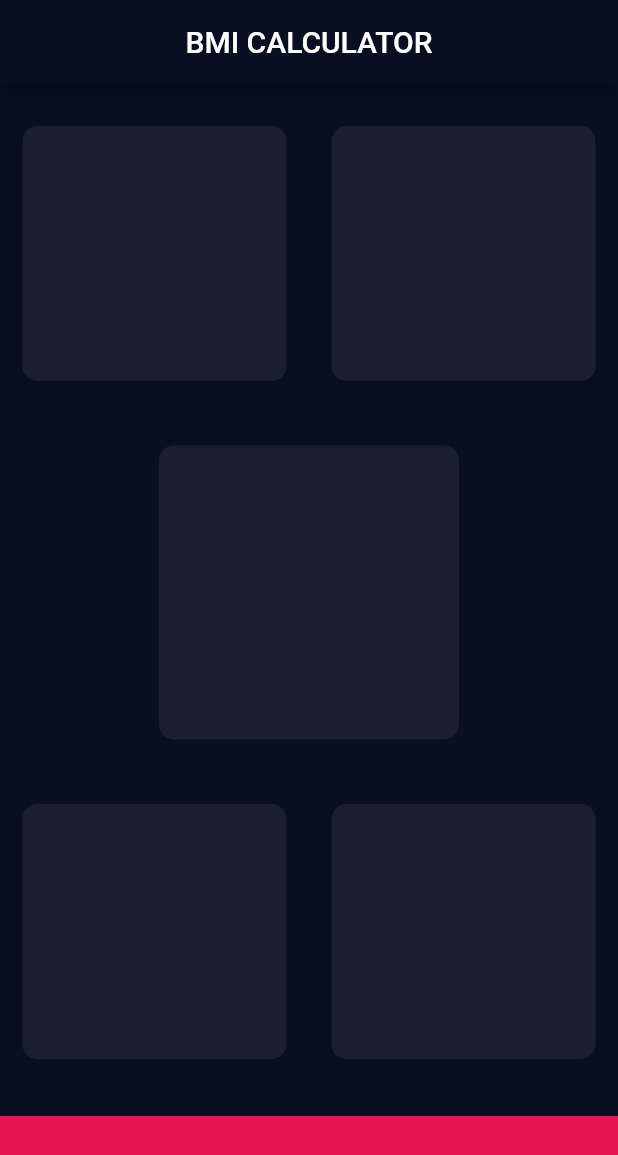
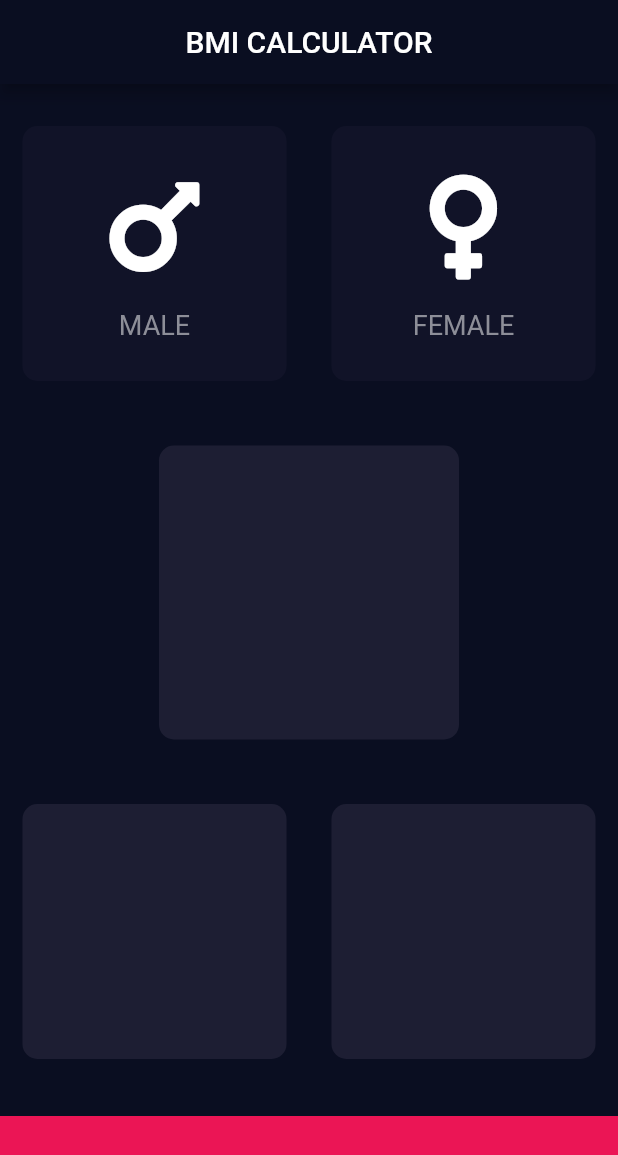
Before and after one commit to thidaswezin1/BMICalculator, a Flutter app: the screen it shows after launch, on a phone screen of 412 x 824 dp. Shown: the top 1155 px of the screen. Run offline on Flutter 3.47's test engine with Material 2 defaults, Android fonts, the phone set to English and light mode, and no system bars; our stand-ins replace font_awesome_flutter.

Commit message:
add gender

```diff
--- a/lib/ui/home_page.dart
+++ b/lib/ui/home_page.dart
@@ -1,7 +1,11 @@
+import 'resuable_card.dart';
 import 'package:flutter/cupertino.dart';
 import 'package:flutter/material.dart';
+import 'package:font_awesome_flutter/font_awesome_flutter.dart';
+import 'icon_content.dart';
 
 const activeCardColor = Color(0xff1d1e33);
+const inactiveCardColor = Color(0xff111328);
 const bottomContainerColor = Color(0xffeb1555);
 class HomePage extends StatefulWidget {
   @override
@@ -9,6 +13,26 @@ class HomePage extends StatefulWidget {
 }
 
 class _HomePageState extends State<HomePage> {
+  Color maleCardColor = inactiveCardColor;
+  Color femaleCardColor = inactiveCardColor;
+
+  void updateColor(int gender){
+    if(gender == 1){
+      if(maleCardColor == inactiveCardColor){
+        maleCardColor = activeCardColor;
+        femaleCardColor = inactiveCardColor;
+      } else {
+        maleCardColor = inactiveCardColor;
+      }
+    } else {
+      if(femaleCardColor == inactiveCardColor){
+        femaleCardColor = activeCardColor;
+        maleCardColor = inactiveCardColor;
+      } else {
+        femaleCardColor = inactiveCardColor;
+      }
+    }
+  }
   @override
   Widget build(BuildContext context) {
     return Scaffold(
@@ -22,10 +46,37 @@ class _HomePageState extends State<HomePage> {
             child: Row(
               children: <Widget>[
                 Expanded(
-                  child: ReusableCard(color: activeCardColor)
+                  child: GestureDetector(
+                    onTap: (){
+                      setState(() {
+                        updateColor(1);
+                      });
+
+                    },
+                    child: ReusableCard(
+                        color: maleCardColor,
+                        cardChild: IconContent(
+                          icon: FontAwesomeIcons.mars,
+                          label: 'MALE',
+                        )
+                    ),
+                  )
                 ),
                 Expanded(
-                  child: ReusableCard(color: activeCardColor),
+                  child: GestureDetector(
+                    onTap: (){
+                      setState(() {
+                        updateColor(2);
+                      });
+                    },
+                    child: ReusableCard(
+                        color: femaleCardColor,
+                        cardChild:IconContent(
+                          icon: FontAwesomeIcons.venus,
+                          label: 'FEMALE',
+                        )
+                    ),
+                  ),
                 )
               ],
             ),
@@ -56,20 +107,3 @@ class _HomePageState extends State<HomePage> {
     );
   }
 }
-
-class ReusableCard extends StatelessWidget {
-  final Color color;
-  ReusableCard({@required this.color});
-  @override
-  Widget build(BuildContext context) {
-    return Container(
-      width: 200.0,
-      height: 170.0,
-      margin: const EdgeInsets.all(15),
-      decoration: BoxDecoration(
-          color: color,
-          borderRadius: BorderRadius.circular(10.0)
-      ),
-    );
-  }
-}
--- /dev/null
+++ b/lib/ui/icon_content.dart
@@ -0,0 +1,29 @@
+import 'package:flutter/cupertino.dart';
+import 'package:flutter/material.dart';
+const labelTextStyle = TextStyle(
+    fontSize: 18.0,
+    color: Color(0xff8d8e98)
+);
+class IconContent extends StatelessWidget {
+  final IconData icon;
+  final String label;
+  const IconContent({this.icon,this.label});
+
+  @override
+  Widget build(BuildContext context) {
+    return Column(
+      mainAxisAlignment: MainAxisAlignment.center,
+      children: <Widget>[
+        Icon(
+          icon,
+          size: 80.0,
+        ),
+        SizedBox(
+          height: 15,
+        ),
+        Text(label,
+          style: labelTextStyle,)
+      ],
+    );
+  }
+}
--- /dev/null
+++ b/lib/ui/resuable_card.dart
@@ -0,0 +1,19 @@
+import 'package:flutter/material.dart';
+class ReusableCard extends StatelessWidget {
+  final Color color;
+  final Widget cardChild;
+  ReusableCard({@required this.color,this.cardChild});
+  @override
+  Widget build(BuildContext context) {
+    return Container(
+      width: 200.0,
+      height: 170.0,
+      margin: const EdgeInsets.all(15),
+      decoration: BoxDecoration(
+          color: color,
+          borderRadius: BorderRadius.circular(10.0)
+      ),
+      child: cardChild,
+    );
+  }
+}
--- a/pubspec.yaml
+++ b/pubspec.yaml
@@ -28,6 +28,7 @@ dependencies:
   # The following adds the Cupertino Icons font to your application.
   # Use with the CupertinoIcons class for iOS style icons.
   cupertino_icons: ^0.1.3
+  font_awesome_flutter: ^8.8.1
 
 dev_dependencies:
   flutter_test:
```
Also changed, not shown: pubspec.lock.
